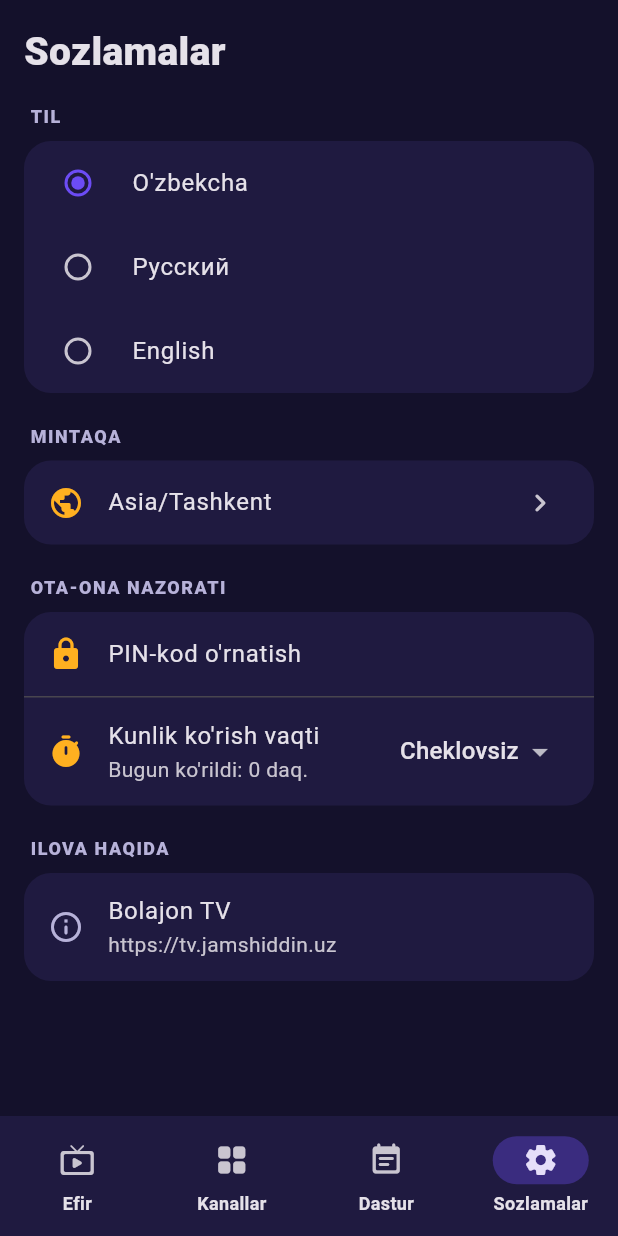
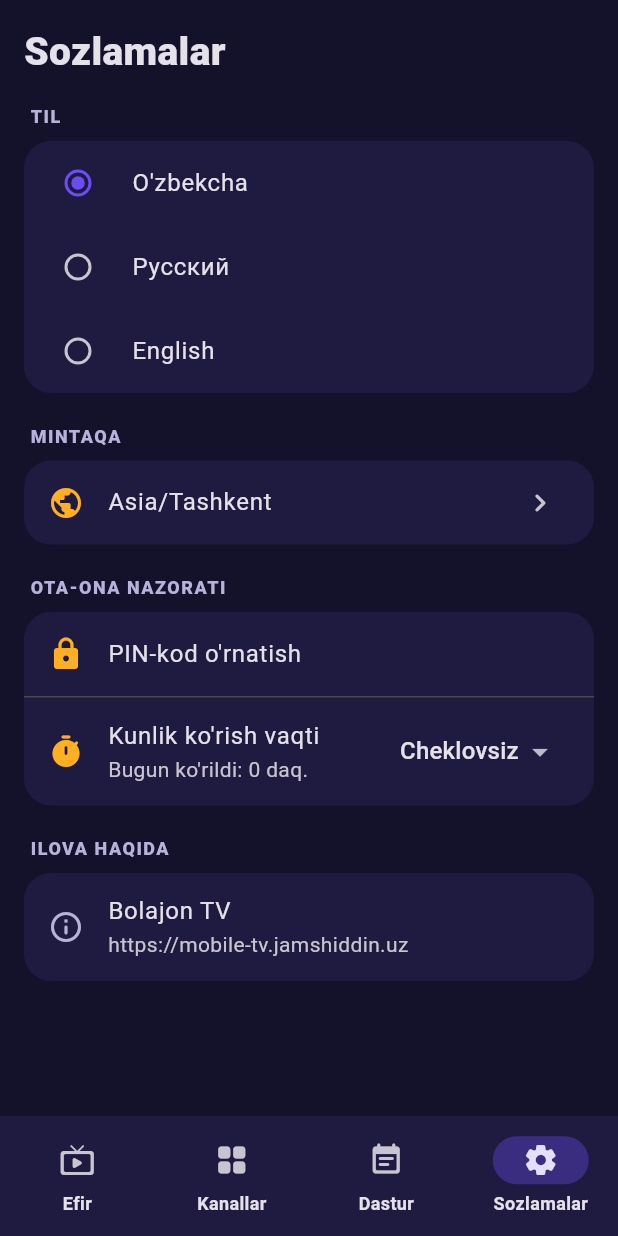
Before and after one commit to jama050690/Mobile_tv_kids, a Flutter app: the HomeShell screen opened directly, item 4 of the bottom bar chosen, on a phone screen of 412 x 824 dp. Run offline on Flutter 3.47's test engine with Material 3 defaults, Android fonts, the phone set to English and light mode, and no system bars; our stand-ins replace flutter_timezone, shared_preferences, video_player, wakelock_plus; accounts and stored records are empty; network calls fail.

Commit message:
Loyihani miobile qismi boshlandi!!!

```diff
--- a/mobile/lib/config.dart
+++ b/mobile/lib/config.dart
@@ -7,7 +7,7 @@
 class AppConfig {
   static const apiBaseUrl = String.fromEnvironment(
     'API_BASE_URL',
-    defaultValue: 'https://tv.jamshiddin.uz/api/v1',
+    defaultValue: 'https://mobile-tv.jamshiddin.uz/api/v1',
   );
 
   /// HTTP so'rov uchun maksimal kutish
```
Also changed, not shown: 1 other file.
